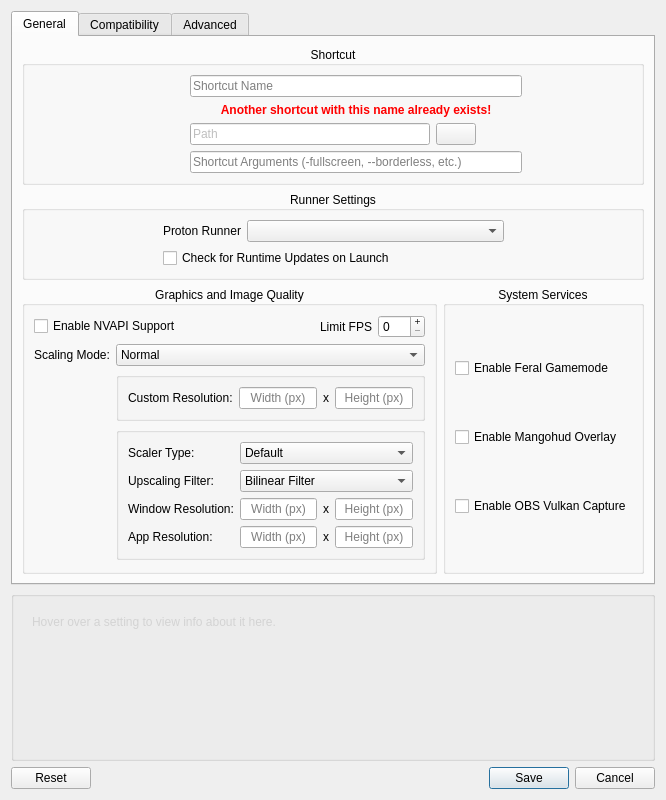
Qt form src/neroprefixsettings.ui (keenanweaver/Nero-umu) before a commit.
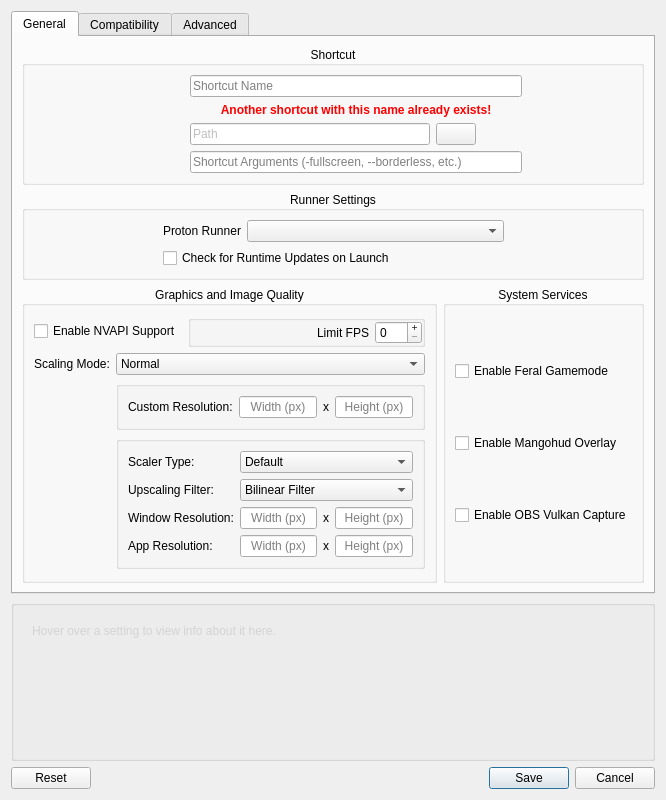
The same form after that commit. Icons and pictures are not drawn.

```diff
--- a/src/neroprefixsettings.ui
+++ b/src/neroprefixsettings.ui
@@ -742,7 +742,7 @@
            </widget>
           </item>
           <item row="0" column="0" colspan="2">
-           <layout class="QHBoxLayout" name="horizontalLayout_6" stretch="0,1,0">
+           <layout class="QHBoxLayout" name="horizontalLayout_6" stretch="0,0">
             <item>
              <widget class="QCheckBox" name="toggleNVAPI">
               <property name="whatsThis">
@@ -760,6 +760,27 @@
              </widget>
             </item>
             <item>
+             <widget class="QGroupBox" name="fpsBox">
+              <property name="title">
+               <string/>
+              </property>
+              <property name="flat">
+               <bool>true</bool>
+              </property>
+              <layout class="QHBoxLayout" name="horizontalLayout_5" stretch="1,0">
+               <property name="leftMargin">
+                <number>0</number>
+               </property>
+               <property name="topMargin">
+                <number>0</number>
+               </property>
+               <property name="rightMargin">
+                <number>0</number>
+               </property>
+               <property name="bottomMargin">
+                <number>0</number>
+               </property>
+               <item>
              <widget class="QLabel" name="label_8">
               <property name="text">
                <string>Limit FPS</string>
@@ -789,6 +810,9 @@
              </widget>
             </item>
            </layout>
+             </widget>
+            </item>
+           </layout>
           </item>
          </layout>
         </widget>
@@ -1692,7 +1716,7 @@
            <x>0</x>
            <y>0</y>
            <width>636</width>
-           <height>225</height>
+           <height>216</height>
           </rect>
          </property>
          <layout class="QVBoxLayout" name="verticalLayout_6">
```
Left out of the diff: 2 changed lines with no effect on the pictures. Lines whose indentation alone changed are shown as unchanged.
